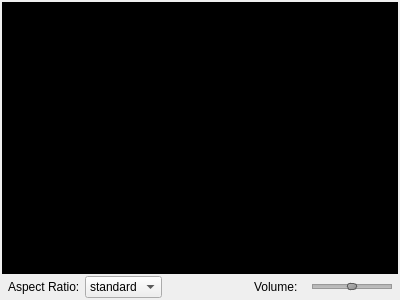
Before: the Qt Designer form vlc-record/forms/cplayer.ui in code-google-com/vlc-record, drawn with Qt 5.
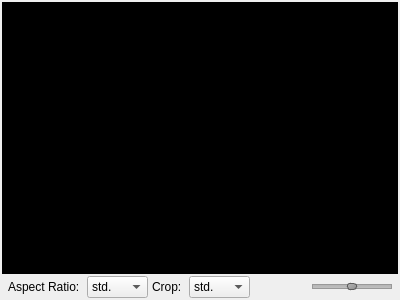
After: the same form once the commit is applied. Icons and pictures are not drawn.

Commit message: - start to replace simple keypress events with real   shortcuts - start add crop stuff

Patch:
```diff
--- a/vlc-record/forms/cplayer.ui
+++ b/vlc-record/forms/cplayer.ui
@@ -41,7 +41,7 @@
    <item>
     <layout class="QHBoxLayout" name="horizontalLayout">
      <property name="spacing">
-      <number>2</number>
+      <number>4</number>
      </property>
      <property name="leftMargin">
       <number>6</number>
@@ -60,7 +60,7 @@
       <widget class="QComboBox" name="cbxAspect">
        <item>
         <property name="text">
-         <string>standard</string>
+         <string>std.</string>
         </property>
        </item>
        <item>
@@ -90,6 +90,37 @@
        </item>
        <item>
         <property name="text">
+         <string>2.3</string>
+        </property>
+       </item>
+      </widget>
+     </item>
+     <item>
+      <widget class="QLabel" name="label">
+       <property name="text">
+        <string>Crop: </string>
+       </property>
+      </widget>
+     </item>
+     <item>
+      <widget class="QComboBox" name="cbxCrop">
+       <item>
+        <property name="text">
+         <string>std.</string>
+        </property>
+       </item>
+       <item>
+        <property name="text">
+         <string>16:9</string>
+        </property>
+       </item>
+       <item>
+        <property name="text">
+         <string>16:10</string>
+        </property>
+       </item>
+       <item>
+        <property name="text">
          <string>2.35</string>
         </property>
        </item>
@@ -108,13 +139,6 @@
        </property>
       </spacer>
      </item>
-     <item>
-      <widget class="QLabel" name="label">
-       <property name="text">
-        <string>Volume: </string>
-       </property>
-      </widget>
-     </item>
      <item>
       <widget class="QLabel" name="labSound">
        <property name="text">
```
The commit also changes 6 other files.
